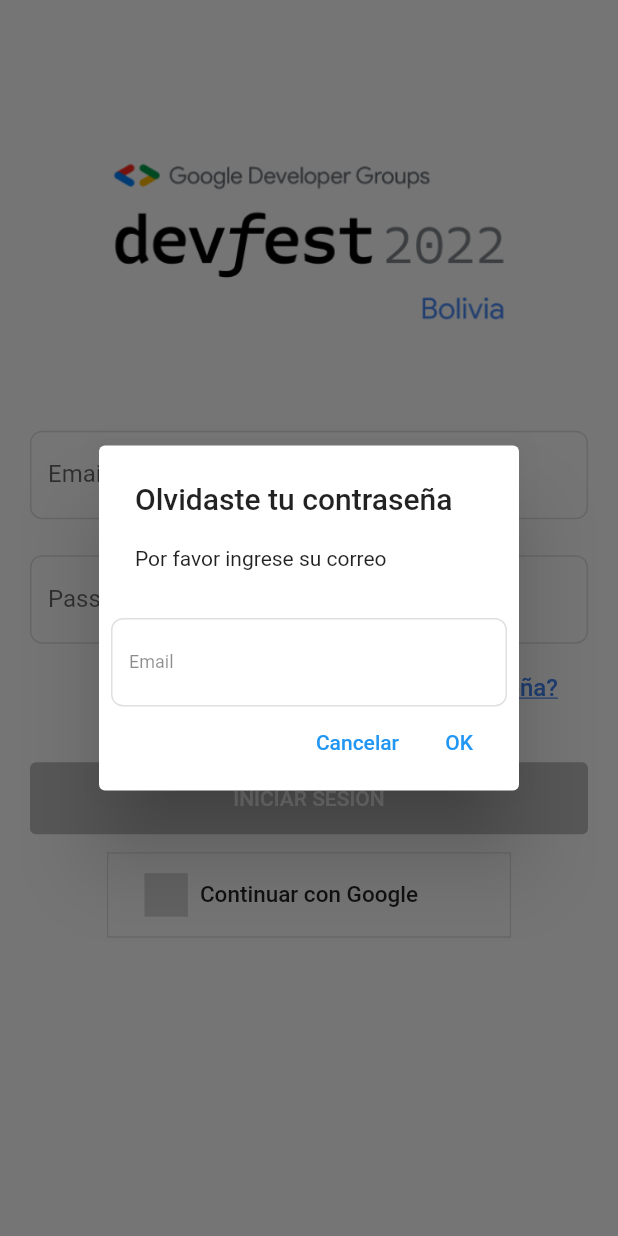
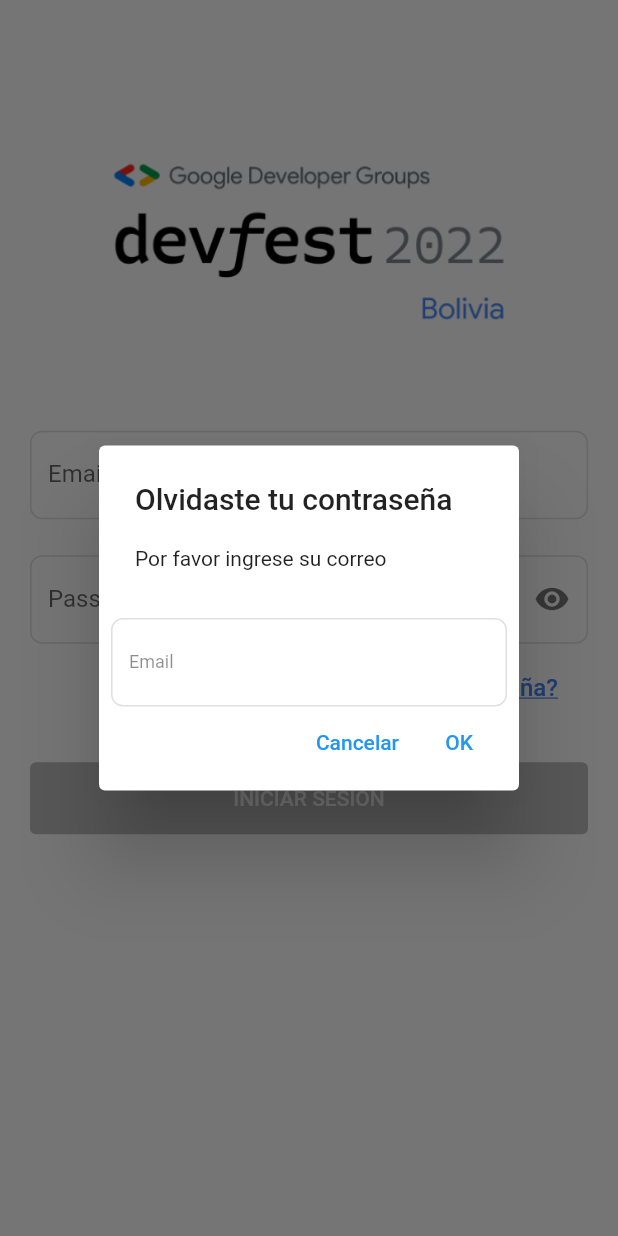
Before and after one commit to DevFestBolivia/devfest-mobile, a Flutter app: the screen it shows after launch, after a tap on an icon or button, on a phone screen of 412 x 824 dp. Run offline on Flutter 3.47's test engine with Material 2 defaults, Android fonts, the light colour scheme and no system bars; drawn by our look-alikes of social_login_buttons; our stand-ins replace cloud_firestore, cloud_functions, connectivity_plus, firebase_auth, firebase_core, flutter_svg and 7 more; missing offline and left inert: qrscan; accounts and stored records are empty; generated files the repository leaves out were written again; project files that could hold a hidden picture were left out.

Commit message:
- fixed print warnings - code corrections - disable to google login - update release version - fixed google id to apple

```diff
--- a/lib/firebase/auth/emailAuth/email_auth.dart
+++ b/lib/firebase/auth/emailAuth/email_auth.dart
@@ -1,3 +1,4 @@
+import 'package:devfestbolivia/utils/printUtil.dart';
 import 'package:firebase_auth/firebase_auth.dart';
 
 class EmailAuth {
@@ -9,10 +10,10 @@
       return userCredential;
     } on FirebaseAuthException catch (e) {
       if (e.code == 'user-not-found') {
-        print('No user found for that email.');
+        PrintUtil.debugPrint('No user found for that email.');
         userNotFound();
       } else if (e.code == 'wrong-password') {
-        print('Wrong password provided for that user.');
+        PrintUtil.debugPrint('Wrong password provided for that user.');
         wrongPassword();
       }
       throw Exception('Error inesperado');
--- a/lib/firebase/auth/emailAuth/email_auth_repository_impl.dart
+++ b/lib/firebase/auth/emailAuth/email_auth_repository_impl.dart
@@ -1,3 +1,4 @@
+import 'package:devfestbolivia/utils/printUtil.dart';
 import 'package:firebase_auth/firebase_auth.dart';
 import 'package:devfestbolivia/firebase/auth/emailAuth/email_auth.dart';
 import 'package:devfestbolivia/firebase/auth/emailAuth/email_auth_repository.dart';
@@ -22,7 +23,7 @@
       String password, Function userNotFound, Function wrongPassword) async {
     UserCredential? userCredential = await emailAuth.loginWithEmailAndPassword(
         email, password, userNotFound, wrongPassword);
-    print('userCredential: $userCredential');
+    PrintUtil.debugPrint('userCredential: $userCredential');
     return userCredential;
   }
 
--- a/lib/firebase/auth/user/fb_user.dart
+++ b/lib/firebase/auth/user/fb_user.dart
@@ -1,23 +1,24 @@
 import 'package:devfestbolivia/firebase/cloud_firestore.dart';
+import 'package:devfestbolivia/utils/printUtil.dart';
 import 'package:firebase_auth/firebase_auth.dart';
 
 class FbUser extends CloudFireStore {
   User? getCurrentUser() {
     final user = auth.currentUser;
     if (user != null) {
-      print('user is not null');
+      PrintUtil.debugPrint('user is not null');
     } else {
-      print('user is null');
+      PrintUtil.debugPrint('user is null');
     }
     return user;
   }
 
   void forgotPassword(String email) {
-    print('ForgotPassword:: $email');
+    PrintUtil.debugPrint('ForgotPassword:: $email');
     try {
       auth.sendPasswordResetEmail(email: email);
     } catch (e) {
-      print(e);
+      PrintUtil.debugPrint(e.toString());
     }
   }
 
--- a/lib/main.dart
+++ b/lib/main.dart
@@ -1,6 +1,5 @@
 import 'package:devfestbolivia/firebase/auth/user/fb_user_repository_impl.dart';
 import 'package:devfestbolivia/providers/auth_provider.dart';
-import 'package:devfestbolivia/providers/profile_provider.dart';
 import 'package:devfestbolivia/screens/edit_profile_screen.dart';
 import 'package:devfestbolivia/screens/google_developer_groups_screen.dart';
 import 'package:devfestbolivia/screens/places_screen.dart';
@@ -156,6 +155,7 @@
             ),
           );
         }
+        return null;
       },
     );
   }
--- a/lib/proportionsScreenUtil.dart
+++ b/lib/proportionsScreenUtil.dart
@@ -1,4 +1,6 @@
-import 'package:flutter/cupertino.dart';
+
+
+import 'package:flutter/material.dart';
 
 class ProportionsScreenUtil {
   static Set<double> getScreenSize(BuildContext context) {
--- a/lib/providers/places_provider.dart
+++ b/lib/providers/places_provider.dart
@@ -1,6 +1,4 @@
-import 'package:devfestbolivia/firebase/schedule/schedule_repository.dart';
 import 'package:devfestbolivia/models/place.dart';
-import 'package:devfestbolivia/models/schedule.dart';
 import 'package:devfestbolivia/places/places_firestore.dart';
 import 'package:flutter/material.dart';
 
--- a/lib/providers/scanner_provider.dart
+++ b/lib/providers/scanner_provider.dart
@@ -1,6 +1,5 @@
 import 'dart:convert';
 
-import 'package:devfestbolivia/firebase/profile/profile_repository.dart';
 import 'package:devfestbolivia/models/dynamic.dart';
 import 'package:devfestbolivia/models/profile.dart';
 import 'package:devfestbolivia/providers/profile_provider.dart';
--- a/lib/screens/login_screen.dart
+++ b/lib/screens/login_screen.dart
@@ -1,6 +1,7 @@
 import 'package:devfestbolivia/models/social_user.dart';
 import 'package:devfestbolivia/providers/auth_provider.dart';
 import 'package:devfestbolivia/style/spacing.dart';
+import 'package:devfestbolivia/utils/printUtil.dart';
 import 'package:flutter/material.dart';
 
 import 'package:devfestbolivia/widgets/text_link.dart';
@@ -31,6 +32,7 @@
 
 class _LoginScreenState extends State<LoginScreen> {
   bool loginInProgress = false;
+  bool _passwordVisible = true;
 
   @override
   Widget build(BuildContext context) {
@@ -60,11 +62,10 @@
                       ),
                       VerticalSpacing.xxl,
                       TextField(
-                        obscureText: true,
-                        decoration: const InputDecoration(
-                          label: Text(
-                            'Password',
-                          ),
+                        obscureText: !_passwordVisible,
+                        decoration: InputDecoration(
+                          label: const Text('Password'),
+                          suffixIcon: renderIconButton(),
                         ),
                         onChanged: (password) =>
                             Provider.of<AuthProvider>(context, listen: false)
@@ -72,21 +73,6 @@
                       )
                     ],
                   ),
-
-                  // InputEmail(
-                  //   leftMargin: 20,
-                  //   rightMargin: 20,
-                  //   topMargin: 20,
-                  //   onChanged: onChangeEmail,
-                  //   formKey: _formKey,
-                  // ),
-                  // InputPassword(
-                  //   leftMargin: 20,
-                  //   rightMargin: 20,
-                  //   topMargin: 40,
-                  //   onChanged: onChangePassword,
-                  //   formKey: _formPasswordKey,
-                  // ),
                   const SizedBox(height: 20),
                   renderForgotPassword(),
                   const SizedBox(
@@ -94,8 +80,7 @@
                   ),
                   renderLoginButton(),
                   VerticalSpacing.m,
-                  renderGoogleButton(),
-                  // renderCreateAccountSection(),
+                  // renderGoogleButton(),
                 ],
               ),
             ),
@@ -103,6 +88,22 @@
         },
       ),
     );
+  }
+
+  Widget renderIconButton() {
+    return IconButton(
+      onPressed: () => showPassword(),
+      icon: Icon(
+        _passwordVisible ? Icons.visibility : Icons.visibility_off,
+        color: DevFestColors.textInput,
+      ),
+    );
+  }
+
+  void showPassword() {
+    setState(() {
+      _passwordVisible = !_passwordVisible;
+    });
   }
 
   Widget renderCreateAccountSection() {
@@ -231,10 +232,6 @@
     Navigator.pushReplacementNamed(context, Routes.ONBOARDING);
   }
 
-  void _goToHome() {
-    Navigator.pushReplacementNamed(context, Routes.HOME);
-  }
-
   void _showforgotPasswordDialog(BuildContext context) {
     final authProvider = Provider.of<AuthProvider>(context, listen: false);
     ForgotPasswordDialog.showForgotPasswordDialog(
@@ -244,7 +241,7 @@
   }
 
   void createAccount() {
-    print('Create Account');
+    PrintUtil.debugPrint('Create Account');
   }
 
   void _login() async {
--- /dev/null
+++ b/lib/utils/printUtil.dart
@@ -0,0 +1,9 @@
+import 'package:flutter/foundation.dart';
+
+class PrintUtil {
+  static void debugPrint(String text) {
+    if (kDebugMode) {
+      print(text);
+    }
+  }
+}
--- a/pubspec.yaml
+++ b/pubspec.yaml
@@ -17,7 +17,7 @@
 # https://developer.apple.com/library/archive/documentation/General/Reference/InfoPlistKeyReference/Articles/CoreFoundationKeys.html
 # In Windows, build-name is used as the major, minor, and patch parts
 # of the product and file versions while build-number is used as the build suffix.
-version: 1.1.2+4
+version: 1.1.3+5
 
 environment:
   sdk: '>=2.18.2 <3.0.0'
```
Also changed, not shown: lib/firebase/auth/socialAuth/social_auth.dart (+25 -7 lines), lib/firebase/functions/fb_functions.dart (+2 -13 lines), lib/firebase/functions/functions_repository_impl.dart (+7 -20 lines), lib/widgets/input_password.dart (+97 -96 lines), 1 other file.
